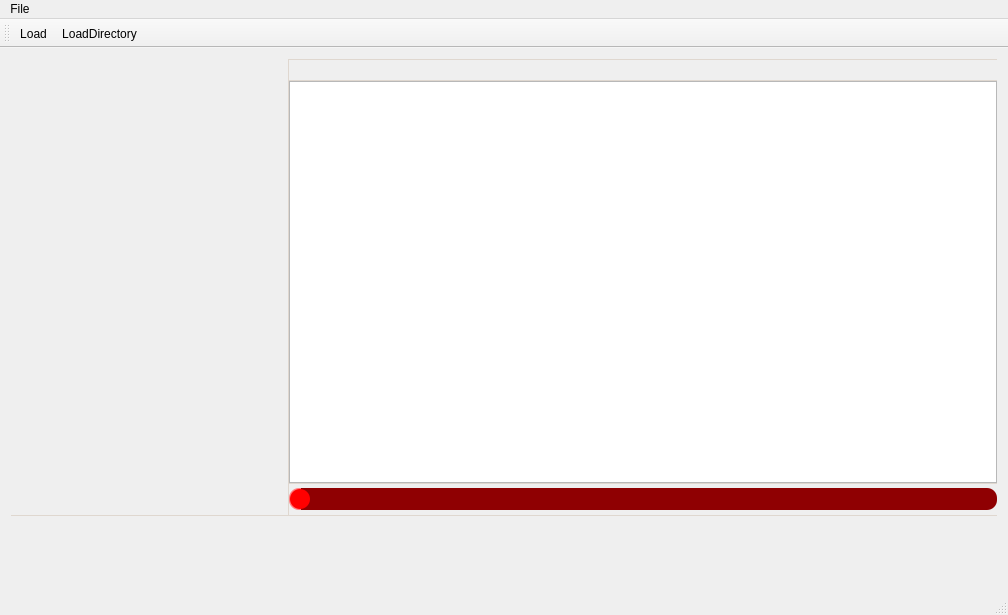
Before: the Qt Designer form mainwindow.ui in agostinhobritojr/blokbox, drawn with Qt 5.
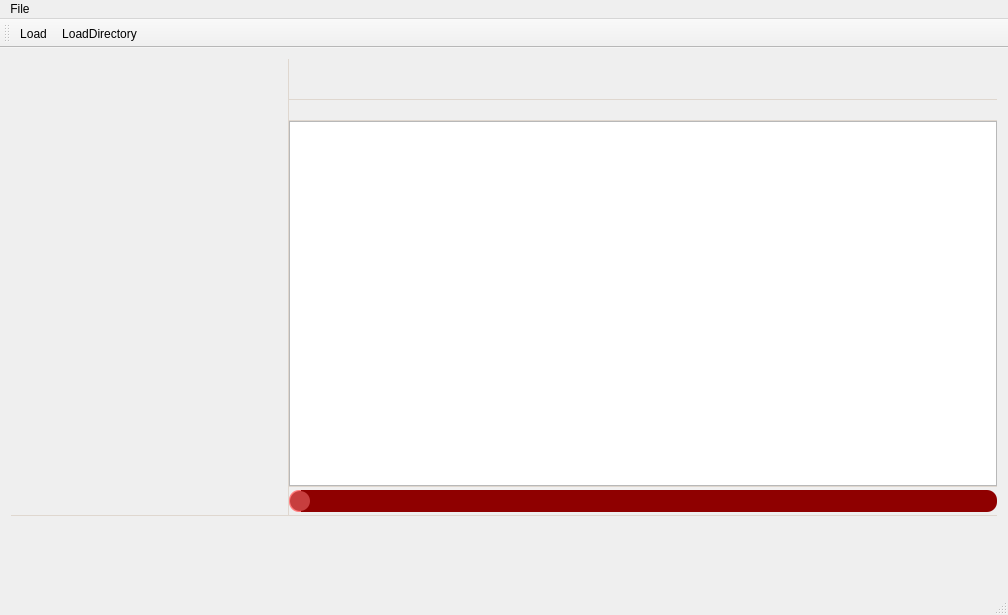
After: the same form once the commit is applied. Custom widgets are drawn as their Qt base class.

Diff of the .ui file:
```diff
--- a/mainwindow.ui
+++ b/mainwindow.ui
@@ -14,7 +14,10 @@
    <string>MainWindow</string>
   </property>
   <property name="styleSheet">
-   <string notr="true">QPushButton {background-color:transparent; border:0;}
+   <string notr="true">QPushButton {
+	background-color:transparent; 
+	border:0;
+}
 
 QSlider::groove:horizontal {
 border: 0px;
@@ -25,7 +28,7 @@
 }
 
 QSlider::handle:horizontal {
-background: red;
+background: rgb(199,62,62);
 width: 20px;
 height: 22px;
 margin: -5px;
@@ -50,7 +53,7 @@
 }
 
 QSlider::add-page:qlineargradient {
-background: rgb(143, 0, 2);
+background: rgb(143, 0, 0);
 border-top-right-radius: 10px;
 border-bottom-right-radius: 10px;
 border-top-left-radius: 0px;
@@ -58,14 +61,13 @@
 }
 
 QSlider::sub-page:qlineargradient {
-background: rgb(255, 125, 127);
+background: rgb(255, 125, 125);
 border-top-right-radius: 0px;
 border-bottom-right-radius: 0px;
 border-top-left-radius: 10px;
 border-bottom-left-radius: 10px;
 }
 
-
 QSplitter::handle:horizontal {
     width: 1px;
      background:  rgb(223, 215, 207);
@@ -74,27 +76,7 @@
     height: 1px;
      background: rgb(223, 215, 207);
 }
-/*
-QSplitter::handle:horizontal {
-     min-width: 1px;
-     background: rgb(255, 202, 203)
-     border: 0px solid #5c5c5c;
-     width: 1px;
-     height: 1px;
-     margin: 0px; 
-     border-radius: 1px;
-} 
 
-QSplitter::handle:vertical {
-     min-width: 1px;
-     background:   rgb(255, 202, 203)
-     border: 0px solid #5c5c5c;
-     width: 1px;
-     height: 1px;
-     margin: 0px; 
-     border-radius: 1px;
-} 
-*/
 QScrollBar::add-line:horizontal {
      width: 0px;
 }
@@ -188,11 +170,17 @@
          </property>
          <widget class="Controls" name="control" native="true">
           <property name="sizePolicy">
-           <sizepolicy hsizetype="Minimum" vsizetype="Minimum">
+           <sizepolicy hsizetype="Minimum" vsizetype="Fixed">
             <horstretch>0</horstretch>
             <verstretch>0</verstretch>
            </sizepolicy>
           </property>
+          <property name="minimumSize">
+           <size>
+            <width>0</width>
+            <height>40</height>
+           </size>
+          </property>
          </widget>
          <widget class="MediaInfo" name="widgetInfo" native="true">
           <property name="minimumSize">
```
